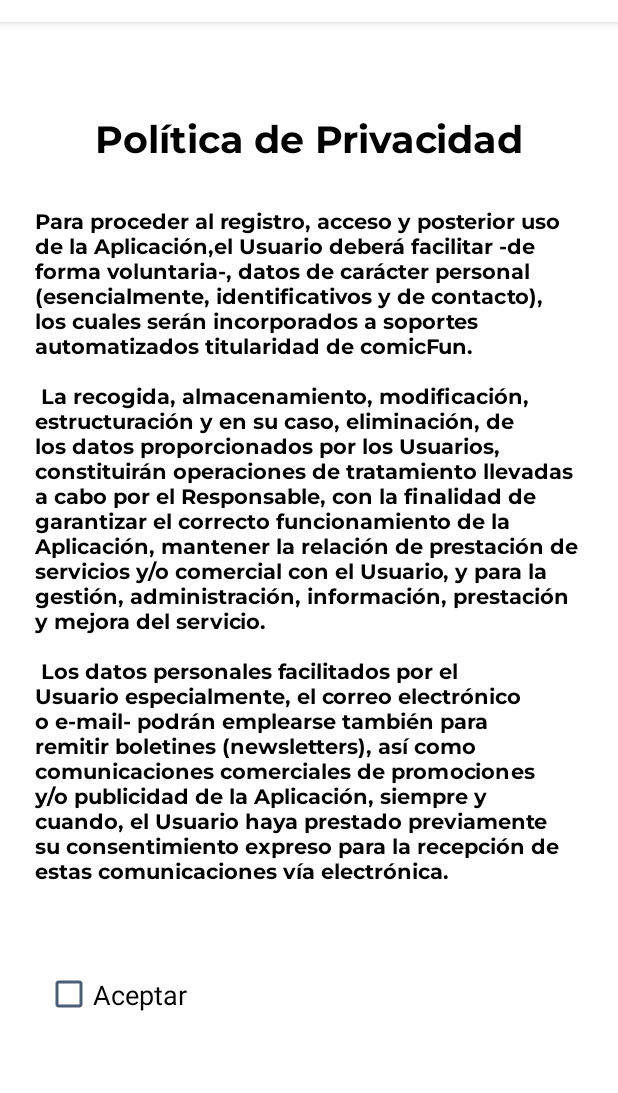
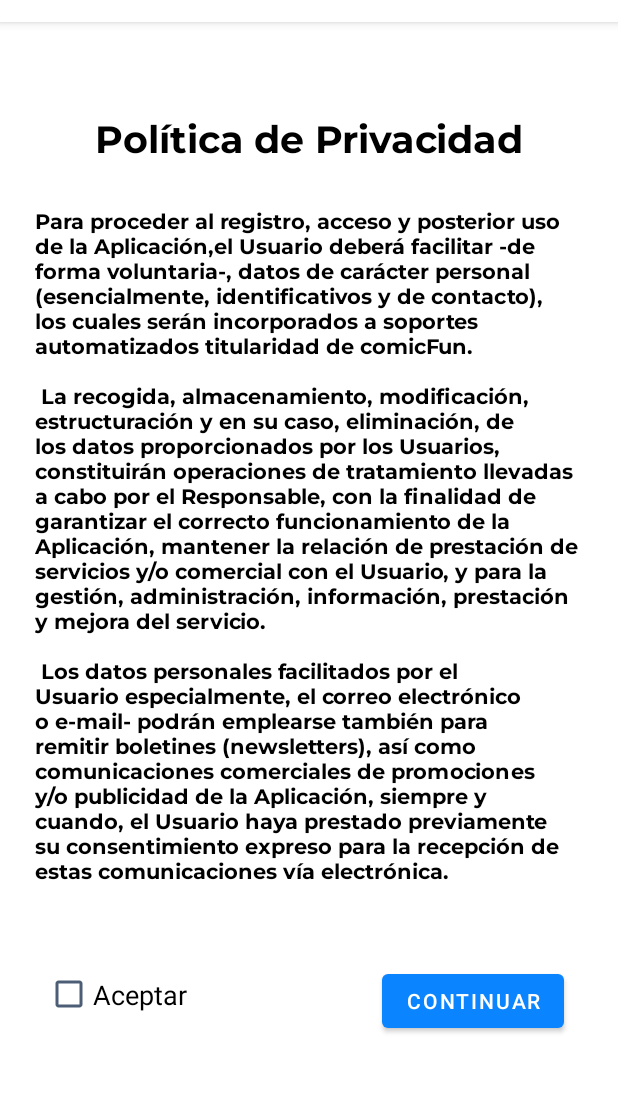
Before and after one commit to AleksandraJ22/PracticaInterficies, an Android app: the screen it shows after launch (MainActivity), on a phone screen of 412 x 824 dp, the part 62-1155 px from its top. Run offline under Robolectric (Android 15) with nearby library versions, the phone set to English and light mode, and no system bars.

Commit message:
cambios politica privacidad

```diff
--- a/comicFun/app/src/main/res/layout/politica_de_privacidad.xml
+++ b/comicFun/app/src/main/res/layout/politica_de_privacidad.xml
@@ -10,10 +10,10 @@
         android:layout_width="wrap_content"
         android:layout_height="wrap_content"
         android:layout_marginTop="60dp"
-        android:textColor="@color/black"
         android:fontFamily="@font/montserratbold"
         android:gravity="center|clip_vertical"
         android:text="@string/politica"
+        android:textColor="@color/black"
         android:textSize="25dp"
         app:layout_constraintEnd_toEndOf="parent"
         app:layout_constraintHorizontal_bias="0.496"
@@ -48,5 +48,15 @@
         app:layout_constraintTop_toBottomOf="@+id/textView4"
         app:layout_constraintVertical_bias="0.0" />
 
+    <Button
+        android:id="@+id/button2"
+        android:layout_width="wrap_content"
+        android:layout_height="wrap_content"
+        android:layout_marginTop="20dp"
+        android:layout_marginEnd="36dp"
+        android:text="@string/boton_continuar"
+        app:layout_constraintEnd_toEndOf="parent"
+        app:layout_constraintTop_toBottomOf="@+id/textView4" />
+
 
 </androidx.constraintlayout.widget.ConstraintLayout>
```
